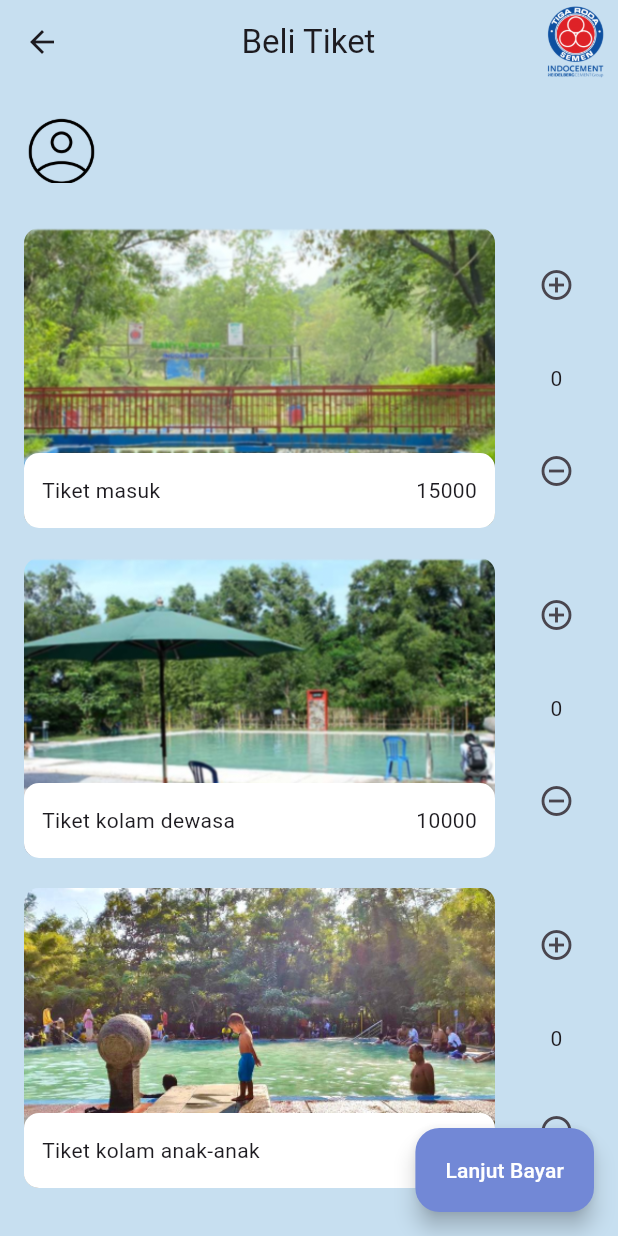
After one commit to Roufmajidin/relaxTik, a Flutter app: the BeliTiket screen opened by its route, on a phone screen of 412 x 824 dp. The commit adds this screen. Run offline on Flutter 3.47's test engine with Material 2 defaults, Android fonts, the light colour scheme and no system bars; our stand-ins replace carousel_slider.

Commit message:
tambah halaman beli tiket

```diff
--- a/lib/main.dart
+++ b/lib/main.dart
@@ -1,4 +1,5 @@
 import 'package:flutter/material.dart';
+import 'package:relax_tik/view/beli_tiket.dart';
 import 'package:relax_tik/view/dashboard.dart';
 import 'package:relax_tik/view/landing_page.dart';
 
@@ -40,6 +41,7 @@ class MyApp extends StatelessWidget {
         '/': (context) => const LandingPage(),
         // When navigating to the "/second" route, build the SecondScreen widget.
         '/dashboard': (context) => const Dashboard(),
+        '/beli_tiket': (context) => const BeliTiket(),
       },
     );
   }
--- /dev/null
+++ b/lib/view/beli_tiket.dart
@@ -0,0 +1,173 @@
+import 'package:flutter/material.dart';
+
+class BeliTiket extends StatefulWidget {
+  const BeliTiket({super.key});
+
+  @override
+  State<BeliTiket> createState() => _BeliTiketState();
+}
+
+class _BeliTiketState extends State<BeliTiket> {
+  @override
+  Widget build(BuildContext context) {
+    List<String> tiketImages = [
+      "assets/images/Tiket masuk.png",
+      "assets/images/kolam dewasa.png",
+      "assets/images/kolam anak-anak.png"
+    ];
+    List<ListItem> items = [
+      ListItem(name: "Tiket masuk", harga: 15000),
+      ListItem(name: "Tiket kolam dewasa", harga: 10000),
+      ListItem(name: "Tiket kolam anak-anak", harga: 15000),
+    ];
+
+    return Scaffold(
+      backgroundColor: const Color.fromRGBO(199, 223, 240, 1),
+      appBar: AppBar(
+        backgroundColor: Colors.transparent,
+        title: Center(child: Text('Beli Tiket')),
+        actions: [
+          Padding(
+            padding: const EdgeInsets.all(4.0),
+            child: Image.asset('assets/images/logo.png'),
+          )
+        ],
+      ),
+      body: SizedBox(
+        width: double.infinity,
+        height: double.infinity,
+        child: SafeArea(
+            child: SingleChildScrollView(
+          child: Container(
+            margin: const EdgeInsets.only(bottom: 50),
+            padding: const EdgeInsets.all(16.0),
+            child: Column(
+              crossAxisAlignment: CrossAxisAlignment.start,
+              children: [
+                SizedBox(
+                  height: 50,
+                  // color: Colors.amber,
+                  child: Image.asset(
+                    'assets/icons/iconoir_profile-circle.png',
+                    height: 40,
+                  ),
+                ),
+                const SizedBox(height: 30),
+                ListView.builder(
+                    physics: const NeverScrollableScrollPhysics(),
+                    shrinkWrap: true,
+                    itemCount: 3,
+                    itemBuilder: (BuildContext context, int index) {
+                      ListItem item = items[index];
+                      return ItemWidget(item: item, image: tiketImages[index]);
+                    })
+              ],
+            ),
+          ),
+        )),
+      ),
+      floatingActionButton: FloatingActionButton.extended(
+          backgroundColor: const Color.fromRGBO(114, 136, 214, 1),
+          onPressed: () {
+            debugPrint(items[0].counter.toString());
+            debugPrint(items[1].counter.toString());
+            debugPrint(items[2].counter.toString());
+          },
+          label: const Text(
+            "Lanjut Bayar",
+            style: TextStyle(color: Colors.white),
+          )),
+    );
+  }
+}
+
+class ListItem {
+  String name;
+  int harga;
+  int counter;
+
+  ListItem({required this.name, required this.harga, this.counter = 0});
+}
+
+class ItemWidget extends StatefulWidget {
+  final ListItem item;
+  final String image;
+
+  ItemWidget({required this.item, required this.image});
+
+  @override
+  _ItemWidgetState createState() => _ItemWidgetState();
+}
+
+class _ItemWidgetState extends State<ItemWidget> {
+  @override
+  Widget build(BuildContext context) {
+    return Container(
+      margin: const EdgeInsets.only(bottom: 20),
+      height: 200,
+      child: Row(
+        children: [
+          Expanded(
+            child: Container(
+              decoration: BoxDecoration(
+                image: DecorationImage(
+                  image: AssetImage(widget.image),
+                  fit: BoxFit.cover,
+                ),
+                borderRadius: BorderRadius.circular(10),
+              ),
+              child: Column(children: [
+                Expanded(
+                    child: Container(
+                        // color: Colors.blueGrey,
+                        )),
+                Container(
+                  padding: const EdgeInsets.all(12),
+                  height: 50,
+                  decoration: BoxDecoration(
+                    borderRadius: BorderRadius.circular(10),
+                    color: Colors.white,
+                  ),
+                  child: Row(
+                    mainAxisAlignment: MainAxisAlignment.spaceBetween,
+                    children: [
+                      Text(widget.item.name),
+                      Text(widget.item.harga.toString()),
+                    ],
+                  ),
+                )
+              ]),
+            ),
+          ),
+          const SizedBox(width: 16),
+          SizedBox(
+            width: 50,
+            // color: Colors.deepPurple,
+            child: Column(
+              mainAxisAlignment: MainAxisAlignment.spaceAround,
+              children: [
+                IconButton(
+                    onPressed: () {
+                      setState(() {
+                        widget.item.counter += 1;
+                      });
+                    },
+                    icon: Icon(Icons.add_circle_outline)),
+                Text(widget.item.counter.toString()),
+                IconButton(
+                    onPressed: () {
+                      setState(() {
+                        if (widget.item.counter > 0) {
+                          widget.item.counter -= 1;
+                        }
+                      });
+                    },
+                    icon: Icon(Icons.remove_circle_outline)),
+              ],
+            ),
+          ),
+        ],
+      ),
+    );
+  }
+}
--- a/lib/view/dashboard.dart
+++ b/lib/view/dashboard.dart
@@ -141,12 +141,17 @@ class Beranda extends StatelessWidget {
                     MyButton(
                       icon: Image.asset('assets/icons/tickets.png'),
                       label: 'Beli Tiket',
+                      onTap: () {
+                        Navigator.pushNamed(context, '/beli_tiket');
+                      },
                     ),
                     const SizedBox(width: 70),
                     MyButton(
-                      icon: Image.asset('assets/icons/more.png'),
-                      label: 'Lainnya',
-                    ),
+                        icon: Image.asset('assets/icons/more.png'),
+                        label: 'Lainnya',
+                        onTap: () {
+                          Navigator.pushNamed(context, '/beli_tiket');
+                        }),
                   ],
                 ),
               ),
@@ -204,12 +209,13 @@ class Beranda extends StatelessWidget {
 }
 
 class MyButton extends StatelessWidget {
-  const MyButton({
+  MyButton({
     super.key,
     required this.icon,
     required this.label,
+    this.onTap,
   });
-
+  final void Function()? onTap;
   final Widget icon;
   final String label;
 
@@ -219,7 +225,7 @@ class MyButton extends StatelessWidget {
       mainAxisAlignment: MainAxisAlignment.center,
       children: [
         InkWell(
-          onTap: () {},
+          onTap: onTap,
           child: Container(
             padding: const EdgeInsets.all(10.0),
             height: 50,
```
Also changed, not shown: assets/images/Tiket masuk.png (added), assets/images/kolam anak-anak.png (added), assets/images/kolam dewasa.png (added).
